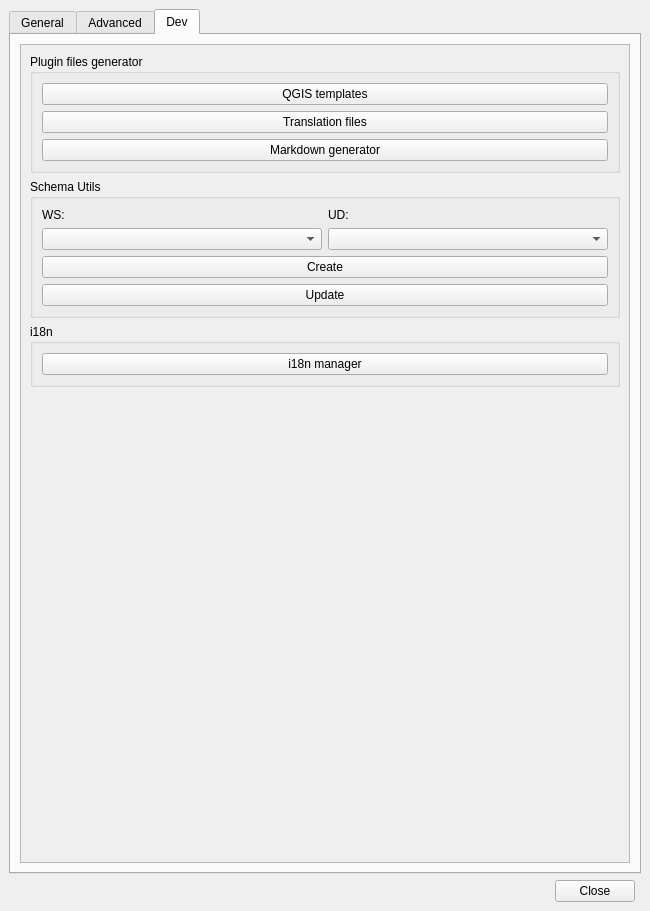
The window that core/ui/admin/admin.ui (Giswater/giswater_qgis_plugin) describes before a commit, drawn with Qt 5.
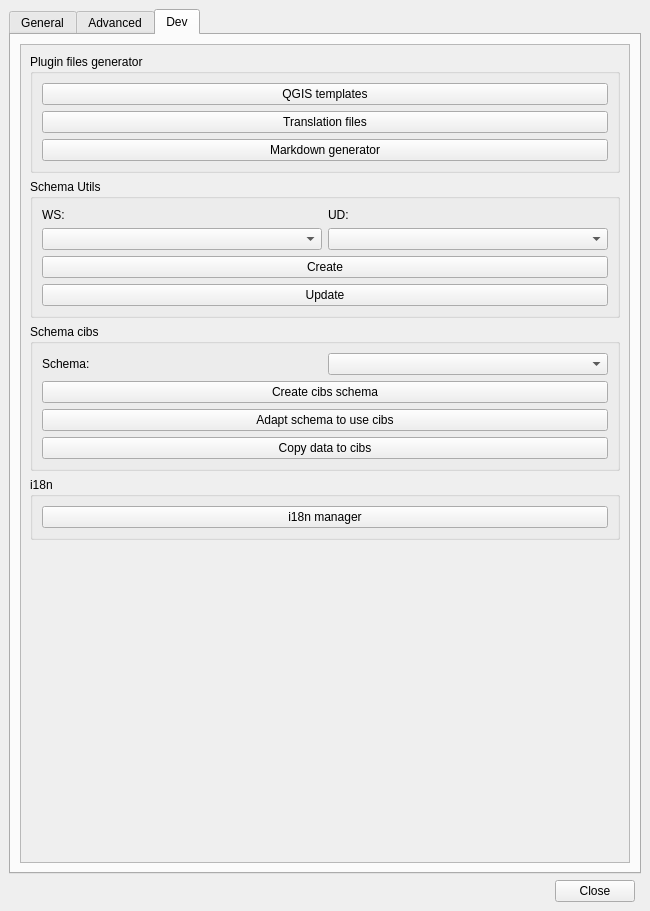
The same window after the commit. The open tabs and pages were chosen to show the change. Icons and pictures are not drawn.

Commit message: feat(ui): add cibs manage buttons on admin_btn

The edit to the form file:
```diff
--- a/core/ui/admin/admin.ui
+++ b/core/ui/admin/admin.ui
@@ -733,6 +733,46 @@
              </widget>
             </item>
             <item row="4" column="0">
+             <widget class="QGroupBox" name="groupBox_cibs">
+              <property name="title">
+               <string>Schema cibs</string>
+              </property>
+              <layout class="QGridLayout" name="gridLayout_cibs">
+               <item row="0" column="0">
+                <widget class="QLabel" name="label_cibs_schema">
+                 <property name="text">
+                  <string>Schema:</string>
+                 </property>
+                </widget>
+               </item>
+               <item row="0" column="1">
+                <widget class="QComboBox" name="cmb_cibs"/>
+               </item>
+               <item row="1" column="0" colspan="2">
+                <widget class="QPushButton" name="btn_create_cibs">
+                 <property name="text">
+                  <string>Create cibs schema</string>
+                 </property>
+                </widget>
+               </item>
+               <item row="2" column="0" colspan="2">
+                <widget class="QPushButton" name="btn_adapt_cibs">
+                 <property name="text">
+                  <string>Adapt schema to use cibs</string>
+                 </property>
+                </widget>
+               </item>
+               <item row="3" column="0" colspan="2">
+                <widget class="QPushButton" name="btn_copy_data_cibs">
+                 <property name="text">
+                  <string>Copy data to cibs</string>
+                 </property>
+                </widget>
+               </item>
+              </layout>
+             </widget>
+            </item>
+            <item row="5" column="0">
              <widget class="QGroupBox" name="grb_i18n">
               <property name="title">
                <string>i18n</string>
@@ -778,7 +818,7 @@
               </layout>
              </widget>
             </item>
-            <item row="5" column="0">
+            <item row="6" column="0">
              <spacer name="verticalSpacer_4">
               <property name="orientation">
                <enum>Qt::Vertical</enum>
```
Left out of the diff: 4 changed lines with no effect on the pictures.
